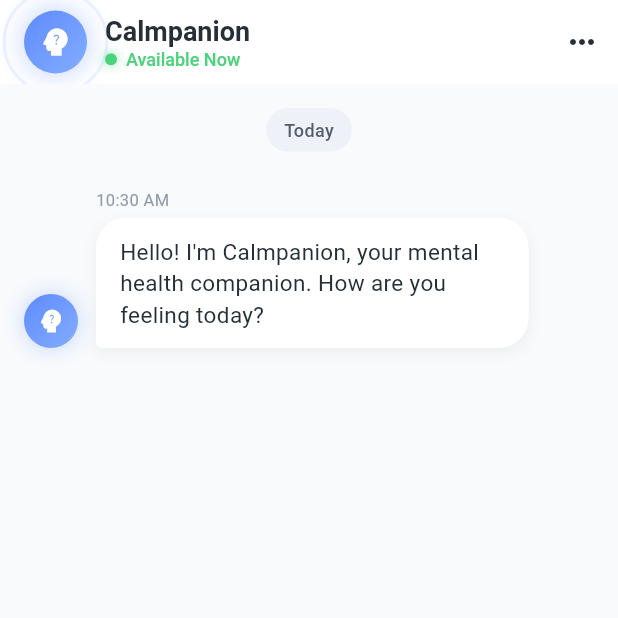
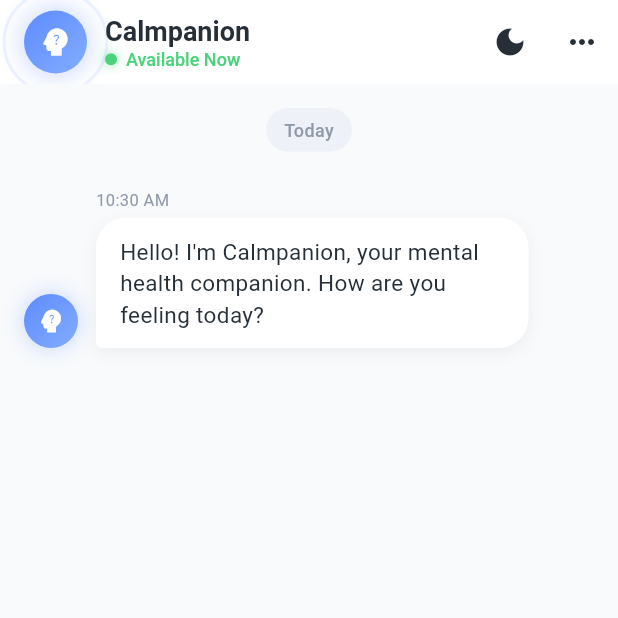
Before and after one commit to RkTushar/Calmpanion---Mobile-App, a Flutter app: the screen it shows after launch, on a phone screen of 412 x 824 dp, the top half of it. Run offline on Flutter 3.47's test engine with Material 3 defaults, Android fonts, the phone set to English and light mode, and no system bars.

Commit message:
dark toggle

```diff
--- a/calmpanion_app/lib/screens/chat_screen.dart
+++ b/calmpanion_app/lib/screens/chat_screen.dart
@@ -17,6 +17,7 @@ class _ChatScreenState extends State<ChatScreen>
   final ChatService _chatService = ChatService();
   bool _isLoading = false;
   bool _showQuickPrompts = true;
+  bool _isDarkMode = false;
   late AnimationController _animationController;
   final List<String> _quickPrompts = [
     "I'm feeling anxious today",
@@ -24,6 +25,21 @@ class _ChatScreenState extends State<ChatScreen>
     "Help me with stress management",
     "I need motivation"
   ];
+
+  // Theme colors
+  Color get _primaryColor =>
+      _isDarkMode ? const Color(0xFF7BA4FF) : const Color(0xFF5E8BFF);
+  Color get _secondaryColor =>
+      _isDarkMode ? const Color(0xFF9BBFFF) : const Color(0xFF83ADFF);
+  Color get _backgroundColor =>
+      _isDarkMode ? const Color(0xFF1A1A1A) : const Color(0xFFF8FAFC);
+  Color get _surfaceColor =>
+      _isDarkMode ? const Color(0xFF2D2D2D) : Colors.white;
+  Color get _textColor => _isDarkMode ? Colors.white : const Color(0xFF262F38);
+  Color get _secondaryTextColor =>
+      _isDarkMode ? const Color(0xFFB0B0B0) : const Color(0xFF8F99A8);
+  Color get _inputBackgroundColor =>
+      _isDarkMode ? const Color(0xFF3D3D3D) : const Color(0xFFF2F5FC);
 
   @override
   void initState() {
@@ -44,6 +60,12 @@ class _ChatScreenState extends State<ChatScreen>
     );
 
     Future.delayed(const Duration(milliseconds: 500), _scrollToBottom);
+  }
+
+  void _toggleTheme() {
+    setState(() {
+      _isDarkMode = !_isDarkMode;
+    });
   }
 
   Future<void> _handleSubmitted(String text) async {
@@ -136,10 +158,10 @@ class _ChatScreenState extends State<ChatScreen>
   @override
   Widget build(BuildContext context) {
     return Scaffold(
-      backgroundColor: const Color(0xFFF8FAFC),
+      backgroundColor: _backgroundColor,
       appBar: AppBar(
         elevation: 0,
-        backgroundColor: Colors.white,
+        backgroundColor: _surfaceColor,
         scrolledUnderElevation: 0,
         surfaceTintColor: Colors.transparent,
         title: Row(
@@ -149,17 +171,14 @@ class _ChatScreenState extends State<ChatScreen>
               height: 42,
               decoration: BoxDecoration(
                 gradient: LinearGradient(
-                  colors: [
-                    const Color(0xFF5E8BFF),
-                    const Color(0xFF83ADFF),
-                  ],
+                  colors: [_primaryColor, _secondaryColor],
                   begin: Alignment.topLeft,
                   end: Alignment.bottomRight,
                 ),
                 shape: BoxShape.circle,
                 boxShadow: [
                   BoxShadow(
-                    color: const Color(0xFF5E8BFF).withOpacity(0.25),
+                    color: _primaryColor.withOpacity(0.25),
                     blurRadius: 12,
                     spreadRadius: 4,
                   ),
@@ -170,7 +189,7 @@ class _ChatScreenState extends State<ChatScreen>
                 builder: (context, child) {
                   return CustomPaint(
                     painter: PulsePainter(
-                      color: const Color(0xFF5E8BFF),
+                      color: _primaryColor,
                       animationValue: _animationController.value,
                     ),
                     child: const Center(
@@ -191,7 +210,7 @@ class _ChatScreenState extends State<ChatScreen>
                 Text(
                   'Calmpanion',
                   style: TextStyle(
-                    color: const Color(0xFF262F38),
+                    color: _textColor,
                     fontSize: 18,
                     fontWeight: FontWeight.w600,
                   ),
@@ -237,7 +256,14 @@ class _ChatScreenState extends State<ChatScreen>
         centerTitle: false,
         actions: [
           IconButton(
-            icon: const Icon(Icons.more_horiz, color: Color(0xFF262F38)),
+            icon: Icon(
+              _isDarkMode ? Icons.light_mode : Icons.dark_mode,
+              color: _textColor,
+            ),
+            onPressed: _toggleTheme,
+          ),
+          IconButton(
+            icon: Icon(Icons.more_horiz, color: _textColor),
             onPressed: () {
               showModalBottomSheet(
                 context: context,
@@ -246,10 +272,11 @@ class _ChatScreenState extends State<ChatScreen>
                 builder: (context) => BackdropFilter(
                   filter: ImageFilter.blur(sigmaX: 10, sigmaY: 10),
                   child: Container(
-                    decoration: const BoxDecoration(
-                      color: Colors.white,
-                      borderRadius:
-                          BorderRadius.vertical(top: Radius.circular(28)),
+                    decoration: BoxDecoration(
+                      color: _surfaceColor,
+                      borderRadius: const BorderRadius.vertical(
+                        top: Radius.circular(28),
+                      ),
                     ),
                     padding: const EdgeInsets.symmetric(vertical: 24),
                     child: Column(
@@ -260,7 +287,7 @@ class _ChatScreenState extends State<ChatScreen>
                           height: 4,
                           margin: const EdgeInsets.only(bottom: 24),
                           decoration: BoxDecoration(
-                            color: Colors.grey.withOpacity(0.3),
+                            color: _secondaryTextColor.withOpacity(0.3),
                             borderRadius: BorderRadius.circular(2),
                           ),
                         ),
@@ -268,15 +295,16 @@ class _ChatScreenState extends State<ChatScreen>
                           leading: Container(
                             padding: const EdgeInsets.all(10),
                             decoration: BoxDecoration(
-                              color: const Color(0xFF5E8BFF).withOpacity(0.1),
+                              color: _primaryColor.withOpacity(0.1),
                               borderRadius: BorderRadius.circular(12),
                             ),
-                            child: const Icon(Icons.delete_outline,
-                                color: Color(0xFF5E8BFF)),
+                            child: Icon(Icons.delete_outline,
+                                color: _primaryColor),
                           ),
                           title: Text(
                             'Clear Chat',
                             style: TextStyle(
+                              color: _textColor,
                               fontWeight: FontWeight.w500,
                               fontSize: 16,
                             ),
@@ -303,15 +331,16 @@ class _ChatScreenState extends State<ChatScreen>
                           leading: Container(
                             padding: const EdgeInsets.all(10),
                             decoration: BoxDecoration(
-                              color: const Color(0xFF5E8BFF).withOpacity(0.1),
+                              color: _primaryColor.withOpacity(0.1),
                               borderRadius: BorderRadius.circular(12),
                             ),
-                            child: const Icon(Icons.info_outline,
-                                color: Color(0xFF5E8BFF)),
+                            child:
+                                Icon(Icons.info_outline, color: _primaryColor),
                           ),
                           title: Text(
                             'About',
                             style: TextStyle(
+                              color: _textColor,
                               fontWeight: FontWeight.w500,
                               fontSize: 16,
                             ),
@@ -327,7 +356,7 @@ class _ChatScreenState extends State<ChatScreen>
                                     borderRadius: BorderRadius.circular(24),
                                   ),
                                   elevation: 0,
-                                  backgroundColor: Colors.white,
+                                  backgroundColor: _surfaceColor,
                                   child: Padding(
                                     padding: const EdgeInsets.all(24.0),
                                     child: Column(
@@ -339,8 +368,8 @@ class _ChatScreenState extends State<ChatScreen>
                                           decoration: BoxDecoration(
                                             gradient: LinearGradient(
                                               colors: [
-                                                const Color(0xFF5E8BFF),
-                                                const Color(0xFF83ADFF),
+                                                _primaryColor,
+                                                _secondaryColor
                                               ],
                                               begin: Alignment.topLeft,
                                               end: Alignment.bottomRight,
@@ -357,6 +386,7 @@ class _ChatScreenState extends State<ChatScreen>
                                         Text(
                                           'About Calmpanion',
                                           style: TextStyle(
+                                            color: _textColor,
                                             fontWeight: FontWeight.w600,
                                             fontSize: 20,
                                           ),
@@ -367,7 +397,7 @@ class _ChatScreenState extends State<ChatScreen>
                                           textAlign: TextAlign.center,
                                           style: TextStyle(
                                             fontSize: 15,
-                                            color: const Color(0xFF545D69),
+                                            color: _secondaryTextColor,
                                             height: 1.5,
                                           ),
                                         ),
@@ -376,8 +406,7 @@ class _ChatScreenState extends State<ChatScreen>
                                           onPressed: () =>
                                               Navigator.pop(context),
                                           style: ElevatedButton.styleFrom(
-                                            backgroundColor:
-                                                const Color(0xFF5E8BFF),
+                                            backgroundColor: _primaryColor,
                                             foregroundColor: Colors.white,
                                             shape: RoundedRectangleBorder(
                                               borderRadius:
@@ -421,13 +450,15 @@ class _ChatScreenState extends State<ChatScreen>
             margin: const EdgeInsets.symmetric(vertical: 16),
             padding: const EdgeInsets.symmetric(horizontal: 12, vertical: 6),
             decoration: BoxDecoration(
-              color: const Color(0xFFEEF1F8),
+              color: _isDarkMode
+                  ? const Color(0xFF3D3D3D)
+                  : const Color(0xFFEEF1F8),
               borderRadius: BorderRadius.circular(16),
             ),
             child: Text(
               'Today',
               style: TextStyle(
-                color: const Color(0xFF545D69),
+                color: _secondaryTextColor,
                 fontSize: 12,
                 fontWeight: FontWeight.w500,
               ),
@@ -440,9 +471,14 @@ class _ChatScreenState extends State<ChatScreen>
               itemCount: _messages.length + (_isLoading ? 1 : 0),
               itemBuilder: (context, index) {
                 if (index == _messages.length) {
-                  return const Padding(
-                    padding: EdgeInsets.only(left: 16, top: 8, bottom: 16),
-                    child: _TypingIndicator(),
+                  return Padding(
+                    padding:
+                        const EdgeInsets.only(left: 16, top: 8, bottom: 16),
+                    child: _TypingIndicator(
+                      isDarkMode: _isDarkMode,
+                      primaryColor: _primaryColor,
+                      secondaryColor: _secondaryColor,
+                    ),
                   );
                 }
 
@@ -470,14 +506,20 @@ class _ChatScreenState extends State<ChatScreen>
                         child: Text(
                           _getFormattedTime(message.timestamp),
                           style: TextStyle(
-                            color: const Color(0xFF8F99A8),
+                            color: _secondaryTextColor,
                             fontSize: 11,
                             fontWeight: FontWeight.w400,
                           ),
                         ),
                       ),
                     ],
-                    MessageBubble(message: message),
+                    MessageBubble(
+                      message: message,
+                      isDarkMode: _isDarkMode,
+                      primaryColor: _primaryColor,
+                      secondaryColor: _secondaryColor,
+                      textColor: _textColor,
+                    ),
                   ],
                 );
               },
@@ -502,10 +544,12 @@ class _ChatScreenState extends State<ChatScreen>
                                   horizontal: 16, vertical: 10),
                               margin: const EdgeInsets.symmetric(vertical: 8),
                               decoration: BoxDecoration(
-                                color: Colors.white,
+                                color: _surfaceColor,
                                 borderRadius: BorderRadius.circular(18),
-                                border:
-                                    Border.all(color: const Color(0xFFE1E5EB)),
+                                border: Border.all(
+                                    color: _isDarkMode
+                                        ? const Color(0xFF4D4D4D)
+                                        : const Color(0xFFE1E5EB)),
                                 boxShadow: [
                                   BoxShadow(
                                     color: Colors.black.withOpacity(0.03),
@@ -517,7 +561,7 @@ class _ChatScreenState extends State<ChatScreen>
                               child: Text(
                                 _quickPrompts[index],
                                 style: TextStyle(
-                                  color: const Color(0xFF5E8BFF),
+                                  color: _primaryColor,
                                   fontWeight: FontWeight.w500,
                                 ),
                               ),
@@ -531,7 +575,7 @@ class _ChatScreenState extends State<ChatScreen>
           ),
           Container(
             decoration: BoxDecoration(
-              color: Colors.white,
+              color: _surfaceColor,
               boxShadow: [
                 BoxShadow(
                   color: Colors.black.withOpacity(0.05),
@@ -547,7 +591,7 @@ class _ChatScreenState extends State<ChatScreen>
                   Expanded(
                     child: Container(
                       decoration: BoxDecoration(
-                        color: const Color(0xFFF2F5FC),
+                        color: _inputBackgroundColor,
                         borderRadius: BorderRadius.circular(24),
                       ),
                       child: TextField(
@@ -555,7 +599,7 @@ class _ChatScreenState extends State<ChatScreen>
                         decoration: InputDecoration(
                           hintText: 'Send a message...',
                           hintStyle: TextStyle(
-                            color: const Color(0xFF8F99A8),
+                            color: _secondaryTextColor,
                           ),
                           border: InputBorder.none,
                           contentPadding: const EdgeInsets.symmetric(
@@ -564,6 +608,7 @@ class _ChatScreenState extends State<ChatScreen>
                           ),
                         ),
                         style: TextStyle(
+                          color: _textColor,
                           fontSize: 16,
                         ),
                         maxLines: 3,
@@ -582,17 +627,14 @@ class _ChatScreenState extends State<ChatScreen>
                       height: 48,
                       decoration: BoxDecoration(
                         gradient: LinearGradient(
-                          colors: [
-                            const Color(0xFF5E8BFF),
-                            const Color(0xFF83ADFF),
-                          ],
+                          colors: [_primaryColor, _secondaryColor],
                           begin: Alignment.topLeft,
                           end: Alignment.bottomRight,
                         ),
                         borderRadius: BorderRadius.circular(14),
                         boxShadow: [
                           BoxShadow(
-                            color: const Color(0xFF5E8BFF).withOpacity(0.3),
+                            color: _primaryColor.withOpacity(0.3),
                             blurRadius: 8,
                             spreadRadius: 0,
                             offset: const Offset(0, 3),
@@ -640,10 +682,18 @@ class ChatMessage {
 
 class MessageBubble extends StatelessWidget {
   final ChatMessage message;
+  final bool isDarkMode;
+  final Color primaryColor;
+  final Color secondaryColor;
+  final Color textColor;
 
   const MessageBubble({
     Key? key,
     required this.message,
+    required this.isDarkMode,
+    required this.primaryColor,
+    required this.secondaryColor,
+    required this.textColor,
   }) : super(key: key);
 
   @override
@@ -662,17 +712,14 @@ class MessageBubble extends StatelessWidget {
               margin: const EdgeInsets.only(right: 12),
               decoration: BoxDecoration(
                 gradient: LinearGradient(
-                  colors: [
-                    const Color(0xFF5E8BFF),
-                    const Color(0xFF83ADFF),
-                  ],
+                  colors: [primaryColor, secondaryColor],
                   begin: Alignment.topLeft,
                   end: Alignment.bottomRight,
                 ),
                 shape: BoxShape.circle,
                 boxShadow: [
                   BoxShadow(
-                    color: const Color(0xFF5E8BFF).withOpacity(0.25),
+                    color: primaryColor.withOpacity(0.25),
                     blurRadius: 10,
                     spreadRadius: 2,
                   ),
@@ -694,15 +741,14 @@ class MessageBubble extends StatelessWidget {
               decoration: BoxDecoration(
                 gradient: message.isUser
                     ? LinearGradient(
-                        colors: [
-                          const Color(0xFF5E8BFF),
-                          const Color(0xFF83ADFF),
-                        ],
+                        colors: [primaryColor, secondaryColor],
                         begin: Alignment.topLeft,
                         end: Alignment.bottomRight,
                       )
                     : null,
-                color: message.isUser ? null : Colors.white,
+                color: message.isUser
+                    ? null
+                    : (isDarkMode ? const Color(0xFF3D3D3D) : Colors.white),
                 borderRadius: BorderRadius.circular(20).copyWith(
                   bottomRight: message.isUser
                       ? const Radius.circular(4)
@@ -715,9 +761,7 @@ class MessageBubble extends StatelessWidget {
                 ),
                 boxShadow: [
                   BoxShadow(
-                    color: (message.isUser
-                            ? const Color(0xFF5E8BFF)
-                            : Colors.black)
+                    color: (message.isUser ? primaryColor : Colors.black)
                         .withOpacity(message.isUser ? 0.2 : 0.05),
                     blurRadius: 8,
                     spreadRadius: 0,
@@ -728,8 +772,7 @@ class MessageBubble extends StatelessWidget {
               child: Text(
                 message.text,
                 style: TextStyle(
-                  color:
-                      message.isUser ? Colors.white : const Color(0xFF262F38),
+                  color: message.isUser ? Colors.white : textColor,
                   fontSize: 15,
                   height: 1.4,
                 ),
@@ -740,15 +783,17 @@ class MessageBubble extends StatelessWidget {
             Container(
               margin: const EdgeInsets.only(left: 8),
               child: message.hasBeenRead
-                  ? const Icon(
+                  ? Icon(
                       Icons.done_all,
                       size: 16,
-                      color: Color(0xFF5E8BFF),
+                      color: primaryColor,
                     )
-                  : const Icon(
+                  : Icon(
                       Icons.done,
                       size: 16,
-                      color: Color(0xFF8F99A8),
+                      color: isDarkMode
+                          ? const Color(0xFF666666)
+                          : const Color(0xFF8F99A8),
                     ),
             ),
           ],
@@ -759,7 +804,16 @@ class MessageBubble extends StatelessWidget {
 }
 
 class _TypingIndicator extends StatefulWidget {
-  const _TypingIndicator({Key? key}) : super(key: key);
+  final bool isDarkMode;
+  final Color primaryColor;
+  final Color secondaryColor;
+
+  const _TypingIndicator({
+    Key? key,
+    required this.isDarkMode,
+    required this.primaryColor,
+    required this.secondaryColor,
+  }) : super(key: key);
 
   @override
   _TypingIndicatorState createState() => _TypingIndicatorState();
@@ -819,17 +873,14 @@ class _TypingIndicatorState extends State<_TypingIndicator>
           margin: const EdgeInsets.only(right: 12),
           decoration: BoxDecoration(
             gradient: LinearGradient(
-              colors: [
-                const Color(0xFF5E8BFF),
-                const Color(0xFF83ADFF),
-              ],
+              colors: [widget.primaryColor, widget.secondaryColor],
               begin: Alignment.topLeft,
               end: Alignment.bottomRight,
             ),
             shape: BoxShape.circle,
             boxShadow: [
               BoxShadow(
-                color: const Color(0xFF5E8BFF).withOpacity(0.25),
+                color: widget.primaryColor.withOpacity(0.25),
                 blurRadius: 10,
                 spreadRadius: 2,
               ),
@@ -844,7 +895,7 @@ class _TypingIndicatorState extends State<_TypingIndicator>
         Container(
           padding: const EdgeInsets.symmetric(horizontal: 18, vertical: 14),
           decoration: BoxDecoration(
-            color: Colors.white,
+            color: widget.isDarkMode ? const Color(0xFF3D3D3D) : Colors.white,
             borderRadius: BorderRadius.circular(20).copyWith(
               bottomLeft: const Radius.circular(4),
             ),
@@ -869,8 +920,10 @@ class _TypingIndicatorState extends State<_TypingIndicator>
                     margin: const EdgeInsets.symmetric(horizontal: 2),
                     decoration: BoxDecoration(
                       color: Color.lerp(
-                        const Color(0xFFE1E5EB),
-                        const Color(0xFF5E8BFF),
+                        widget.isDarkMode
+                            ? const Color(0xFF666666)
+                            : const Color(0xFFE1E5EB),
+                        widget.primaryColor,
                         _animations[index].value,
                       ),
                       shape: BoxShape.circle,
```
